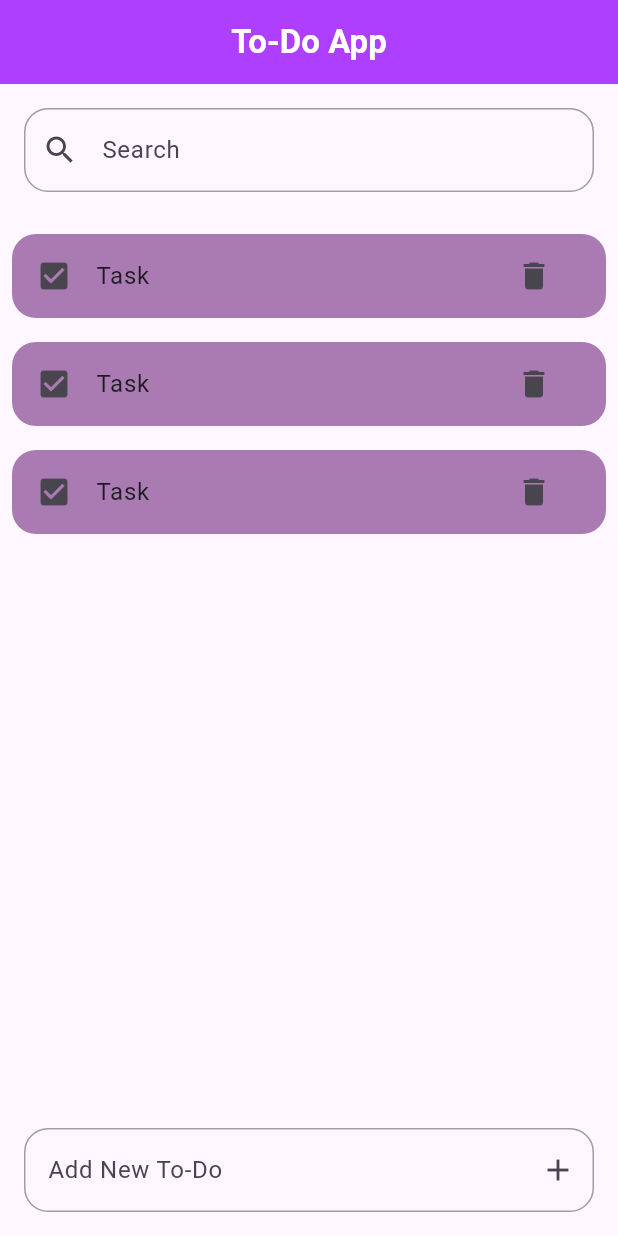
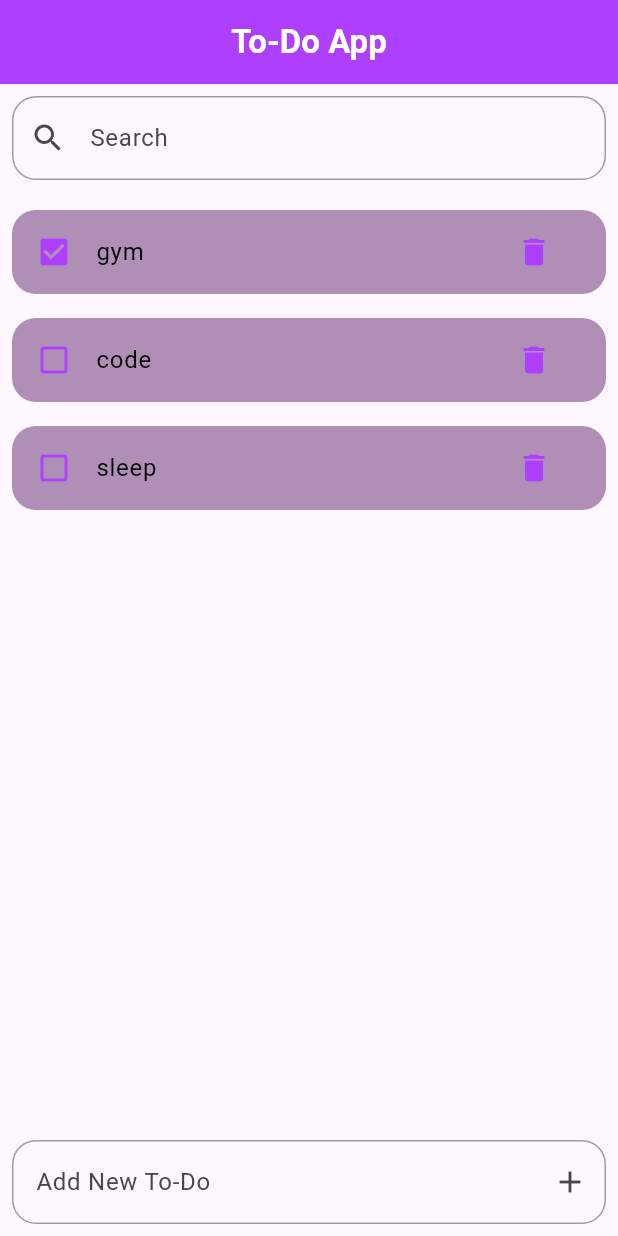
Before and after one commit to Rizz-33/To-Do-App, a Flutter app: the screen it shows after launch, on a phone screen of 412 x 824 dp. Run offline on Flutter 3.47's test engine with Material 3 defaults, Android fonts, the phone set to English and light mode, and no system bars.

Commit message:
modify files

```diff
--- /dev/null
+++ b/lib/models/todo.dart
@@ -0,0 +1,15 @@
+class Todo {
+  String title;
+  String id;
+  bool isDone;
+
+  Todo ({
+    required this.title,
+    required this.id,
+    this.isDone = false,
+  });
+
+  void toggleDone() {
+    isDone = !isDone;
+  }
+}
--- a/lib/screen/home.dart
+++ b/lib/screen/home.dart
@@ -1,4 +1,5 @@
 import 'package:flutter/material.dart';
+import 'package:todoapp/models/todo.dart';
 import 'package:todoapp/widgets/input_todo.dart';
 import 'package:todoapp/widgets/searchBar.dart';
 import 'package:todoapp/widgets/todoCard.dart';
@@ -9,6 +10,12 @@ class HomePage extends StatefulWidget {
 }
 
 class _HomePageState extends State<HomePage> {
+
+  List<Todo> todos =[
+    Todo(title: 'gym', id: '1', isDone: true),
+    Todo(title: 'code', id: '2'),
+    Todo(title: 'sleep', id: '3'),
+  ];
   @override
   Widget build(BuildContext context) {
     return SafeArea(
@@ -31,9 +38,8 @@ class _HomePageState extends State<HomePage> {
     return Expanded(
       child: ListView(
         children: [
-          TodoCard(),
-          TodoCard(),
-          TodoCard(),
+          for(Todo todo in todos)
+          TodoCard(title: todo.title, isDone: todo.isDone,),
         ],
       ),
     );
--- a/lib/widgets/input_todo.dart
+++ b/lib/widgets/input_todo.dart
@@ -12,7 +12,7 @@ class _InputTodoState extends State<InputTodo> {
   @override
   Widget build(BuildContext context) {
     return Padding(
-      padding: const EdgeInsets.all(8.0),
+      padding: const EdgeInsets.all(0.0),
       child: TextField(
         cursorColor: primaryColor,
         decoration: InputDecoration(
--- a/lib/widgets/searchBar.dart
+++ b/lib/widgets/searchBar.dart
@@ -12,7 +12,7 @@ class _MySearchBarState extends State<MySearchBar> {
   @override
   Widget build(BuildContext context) {
     return Padding(
-      padding: const EdgeInsets.all(8.0),
+      padding: const EdgeInsets.all(0.0),
       child: TextField(
         cursorColor: primaryColor,
         decoration: InputDecoration(
--- a/lib/widgets/todoCard.dart
+++ b/lib/widgets/todoCard.dart
@@ -1,7 +1,11 @@
 import 'package:flutter/material.dart';
+import 'package:todoapp/main.dart';
 
 class TodoCard extends StatefulWidget {
-  const TodoCard({super.key});
+  final String title;
+  final bool isDone;
+
+  const TodoCard({super.key, required  this.title, required this.isDone});
 
   @override
   State<TodoCard> createState() => _TodoCardState();
@@ -13,15 +17,17 @@ class _TodoCardState extends State<TodoCard> {
     return Container(
       margin: EdgeInsets.only(bottom: 16),
       decoration: BoxDecoration(
-        color: const Color.fromARGB(255, 170, 123, 179),
+        color: Color.fromARGB(255, 175, 143, 182),
         borderRadius: BorderRadius.circular(16),
       ),
       child: ListTile(
-        title: Text('Task'),
-        leading: Icon(Icons.check_box),
+        title: Text(widget.title, style: TextStyle(color: Colors.black,),),
+        leading: widget.isDone
+          ? Icon(Icons.check_box, color: primaryColor,)
+          : Icon(Icons.check_box_outline_blank, color: primaryColor,),
         trailing: IconButton(
           onPressed: () {},
-          icon: Icon(Icons.delete),
+          icon: Icon(Icons.delete, color: primaryColor,),
         ),
       ),
     );
```
